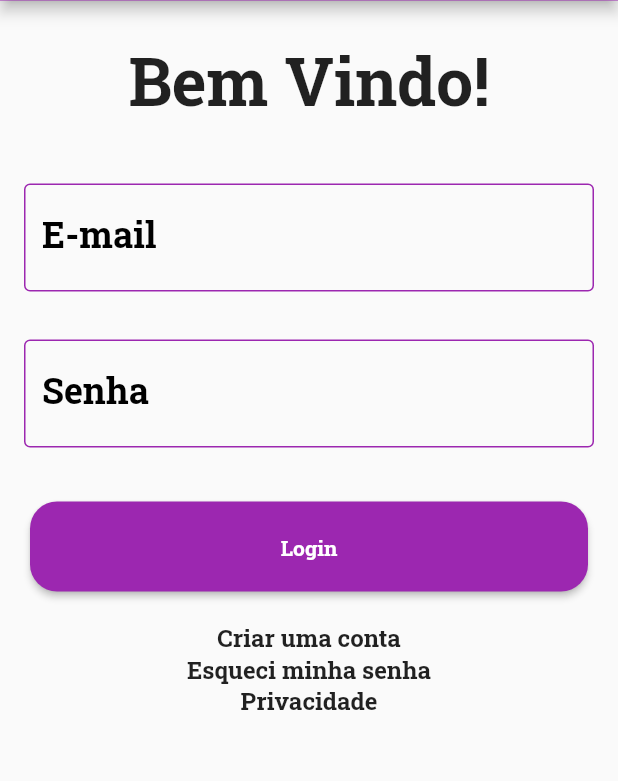
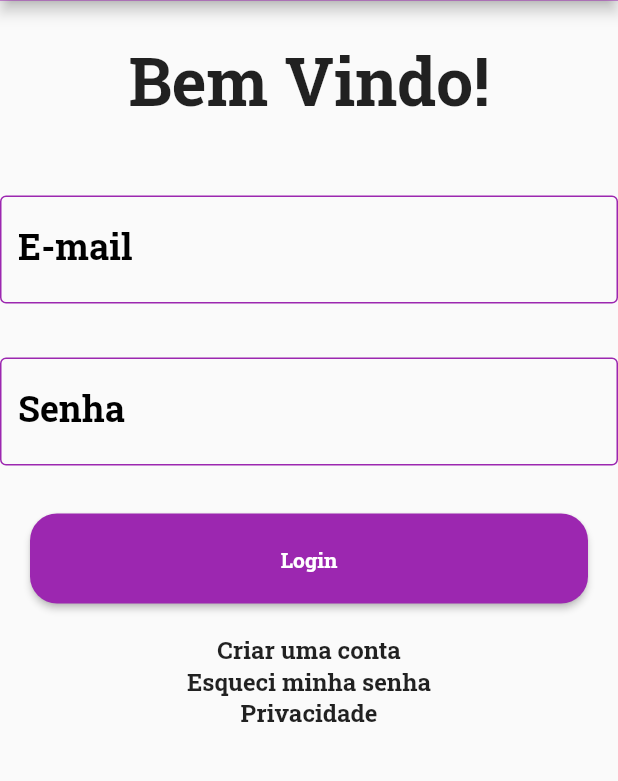
Before and after one commit to xandymelo/book-se, a Flutter app: the screen it shows after launch, on a phone screen of 412 x 824 dp, the part 97-878 px from its top. Run offline on Flutter 3.47's test engine with Material 2 defaults, Android fonts, the phone set to English and light mode, and no system bars; our stand-ins replace cloud_firestore, email_validator, firebase_core, syncfusion_flutter_charts; accounts and stored records are empty.

Commit message:
Melhoria nos campos e-mail e senha da tela cadastro

```diff
--- a/bookseflutter/bookse/lib/components/editor.dart
+++ b/bookseflutter/bookse/lib/components/editor.dart
@@ -6,6 +6,7 @@ class Editor extends StatelessWidget {
   final String hinttext;
   final TextEditingController controller;
   final IconData? icon;
+  final Function(String) onChanged;
   final TextInputType textInput;
   final bool obscureText;
   final Color colorBorder;
@@ -20,19 +21,24 @@ class Editor extends StatelessWidget {
     required this.colorBorder,
     this.icon,
     required this.onSubmited,
+    required this.onChanged,
   });
 
   @override
   Widget build(BuildContext context) {
     return Padding(
-      padding: const EdgeInsets.all(16.0),
+      padding: const EdgeInsets.only(bottom: 12.0),
       child: Column(
         children: [
-          Visibility(
-            child: Text('Este Campo é obrigatório!', style: TextStyle(color: Colors.red),),
-            visible: this.colorBorder == Colors.red ? true : false
+          Padding(
+            padding: const EdgeInsets.all(12.0),
+            child: Visibility(
+              child: Text('Este Campo é obrigatório!', style: TextStyle(color: Colors.red),),
+              visible: this.colorBorder == Colors.red ? true : false
+            ),
           ),
           TextField(
+            onChanged: onChanged,
             textInputAction: TextInputAction.go,
             onSubmitted: onSubmited,
             obscureText: obscureText,
--- a/bookseflutter/bookse/lib/screens/login.dart
+++ b/bookseflutter/bookse/lib/screens/login.dart
@@ -79,7 +79,7 @@ class _LoginState extends State<Login> {
               textInput: TextInputType.emailAddress,
               obscureText: false,
               colorBorder: Colors.purple,
-              onSubmited: (String) {},
+              onSubmited: (String) {}, onChanged: (String ) {  },
             ),
             Editor(
               labeltext: _nomeCampoSenha,
@@ -88,7 +88,7 @@ class _LoginState extends State<Login> {
               textInput: TextInputType.visiblePassword,
               obscureText: true,
               colorBorder: Colors.purple,
-              onSubmited: (String) {},
+              onSubmited: (String) {}, onChanged: (String ) {  },
             ),
             Padding(
               padding: const EdgeInsets.all(20.0),
--- a/bookseflutter/bookse/lib/screens/readings.dart
+++ b/bookseflutter/bookse/lib/screens/readings.dart
@@ -95,7 +95,7 @@ class _ReadingState extends State<Reading> {
               icon: Icons.search,
               onSubmited: (String) {
                 getResponse();
-              },
+              }, onChanged: (String ) {  },
             ),
             _response != null ? _buildResponse() : const SizedBox(),
           ],
```
Also changed, not shown: bookseflutter/bookse/lib/screens/cadastro.dart (+45 -4 lines).
